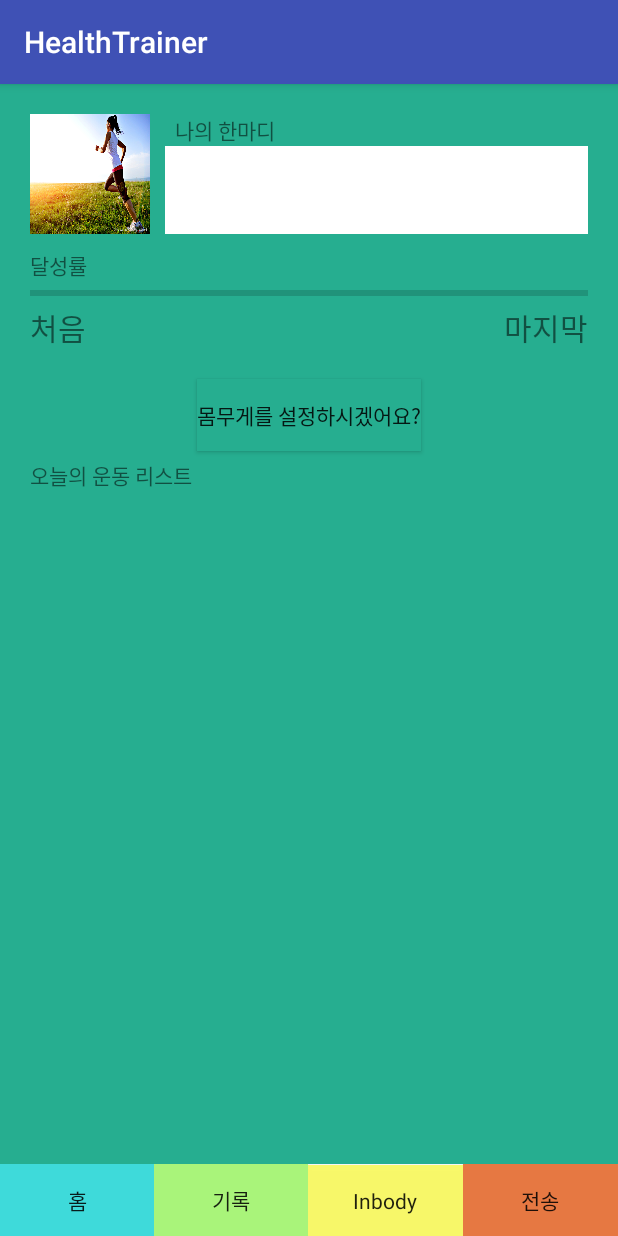
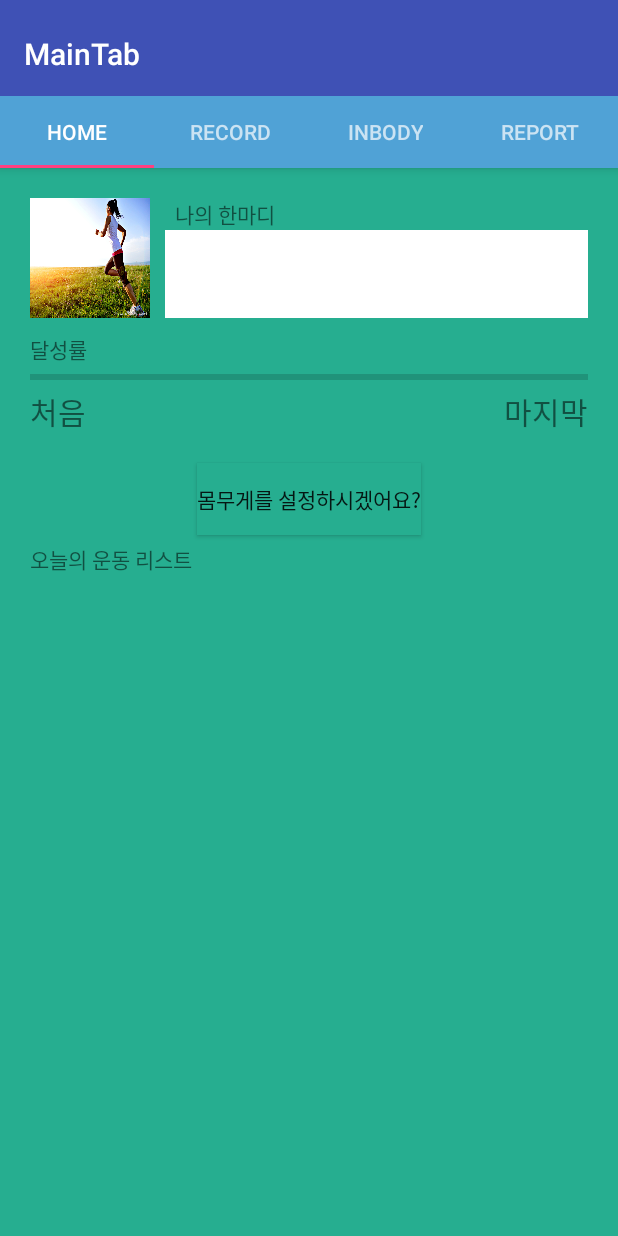
Before and after one commit to Parkdusang/MobileTermProject, an Android app: the Connectionwaiting screen opened directly, with no data from a screen before it, after a tap on "OK", on a phone screen of 412 x 824 dp. Run offline under Robolectric (Android 15) with nearby library versions, the phone set to English and light mode, and no system bars; 7 statements that could not run were skipped.

Commit message:
최종 통합 영준-두상

```diff
--- a/HealthTrainer/app/src/main/java/com/example/parkdusang/healthtrainer/Connectionwaiting.java
+++ b/HealthTrainer/app/src/main/java/com/example/parkdusang/healthtrainer/Connectionwaiting.java
@@ -54,7 +54,7 @@ public class Connectionwaiting extends AppCompatActivity {
                     }
                 }).start();
 
-                Intent myAct1 = new Intent(getApplicationContext(), customermode.class);
+                Intent myAct1 = new Intent(getApplicationContext(), MainTab.class);
                 myAct1.putExtra("_id",id);
                 startActivity(myAct1);
             }
--- a/HealthTrainer/app/src/main/java/com/example/parkdusang/healthtrainer/Login.java
+++ b/HealthTrainer/app/src/main/java/com/example/parkdusang/healthtrainer/Login.java
@@ -128,7 +128,7 @@ public class Login extends AppCompatActivity implements View.OnClickListener {
                     myAct1.putExtra("type",checkingmode);
                     startActivity(myAct1);
                 }else { // 고객이 트레이너와 맺어졌을때
-                    Intent myAct1 = new Intent(getApplicationContext(), customermode.class);
+                    Intent myAct1 = new Intent(getApplicationContext(), MainTab.class);
                     myAct1.putExtra("_id", e1.getText().toString());
                     startActivity(myAct1);
                 }
--- /dev/null
+++ b/HealthTrainer/app/src/main/java/com/example/parkdusang/healthtrainer/MainTab.java
@@ -0,0 +1,108 @@
+package com.example.parkdusang.healthtrainer;
+
+import android.content.Intent;
+import android.os.Bundle;
+import android.support.design.widget.TabLayout;
+import android.support.v4.app.Fragment;
+import android.support.v4.app.FragmentManager;
+import android.support.v4.app.FragmentPagerAdapter;
+import android.support.v4.view.ViewPager;
+import android.support.v7.app.AppCompatActivity;
+import android.support.v7.widget.Toolbar;
+
+public class MainTab extends AppCompatActivity {
+
+    /**
+     * The {@link android.support.v4.view.PagerAdapter} that will provide
+     * fragments for each of the sections. We use a
+     * {@link FragmentPagerAdapter} derivative, which will keep every
+     * loaded fragment in memory. If this becomes too memory intensive, it
+     * may be best to switch to a
+     * {@link android.support.v4.app.FragmentStatePagerAdapter}.
+     */
+    private SectionsPagerAdapter mSectionsPagerAdapter;
+
+    /**
+     * The {@link ViewPager} that will host the section contents.
+     */
+    private ViewPager mViewPager;
+    String id;
+    @Override
+    protected void onCreate(Bundle savedInstanceState) {
+        super.onCreate(savedInstanceState);
+        setContentView(R.layout.activity_tab);
+        Intent intent = getIntent();
+        id = intent.getStringExtra("_id");
+        Toolbar toolbar = (Toolbar) findViewById(R.id.toolbar);
+        setSupportActionBar(toolbar);
+        // Create the adapter that will return a fragment for each of the three
+        // primary sections of the activity.
+        mSectionsPagerAdapter = new SectionsPagerAdapter(getSupportFragmentManager(),id);
+
+        // Set up the ViewPager with the sections adapter.
+        mViewPager = (ViewPager) findViewById(R.id.container);
+        mViewPager.setAdapter(mSectionsPagerAdapter);
+
+        TabLayout tabLayout = (TabLayout) findViewById(R.id.tabs);
+        tabLayout.setupWithViewPager(mViewPager);
+
+    }
+
+
+
+
+    /**
+     * A {@link FragmentPagerAdapter} that returns a fragment corresponding to
+     * one of the sections/tabs/pages.
+     */
+    public class SectionsPagerAdapter extends FragmentPagerAdapter {
+        Fragment[] fragments = new Fragment[4];
+        String id;
+        public SectionsPagerAdapter(FragmentManager fm,String id) {
+            super(fm);
+            Bundle b = new Bundle();
+            b.putString("_id", id);
+            fragments[0] = new Customercontent1();
+            fragments[1] = new Customercontent2();
+            fragments[2] = new Customercontent3();
+            fragments[3] = new Customercontent4();
+
+            fragments[0].setArguments(b);
+            fragments[1].setArguments(b);
+            fragments[2].setArguments(b);
+            fragments[3].setArguments(b);
+
+        }
+
+        @Override
+        public Fragment getItem(int position) {
+            return fragments[position];
+        }
+
+        @Override
+        public int getCount() {
+
+            return fragments.length;
+        }
+
+        @Override
+        public CharSequence getPageTitle(int position) {
+            switch (position) {
+                case 0:
+                    return "HOME";
+                case 1:
+                    return "RECORD";
+                case 2:
+                    return "INBODY";
+                case 3:
+                    return "REPORT";
+            }
+            return null;
+        }
+    }
+
+    /**
+     * A placeholder fragment containing a simple view.
+     */
+
+}
--- a/HealthTrainer/app/src/main/java/com/example/parkdusang/healthtrainer/customermode.java
+++ /dev/null
@@ -1,116 +0,0 @@
-package com.example.parkdusang.healthtrainer;
-
-import android.content.Intent;
-import android.os.Bundle;
-import android.os.Handler;
-import android.support.v4.view.ViewPager;
-import android.support.v7.app.AppCompatActivity;
-import android.util.Log;
-import android.view.View;
-import android.widget.Button;
-import android.widget.Toast;
-
-public class customermode extends AppCompatActivity implements View.OnClickListener{
-   // Button btn[] = new Button[4];
-   Button btn[] = new Button[4];
-    ViewPager viewPager = null;
-    Thread thread = null;
-    Handler handler = null;
-    String id;
-    @Override
-    protected void onCreate(Bundle savedInstanceState) {
-        super.onCreate(savedInstanceState);
-               setContentView(R.layout.activity_customermode);
-//viewPager
-
-        Intent intent = getIntent();
-        id = intent.getStringExtra("_id");
-
-        Log.i("TAG", "input customermode!");
-        viewPager = (ViewPager)findViewById(R.id.viewPager);
-        MyViewPagerAdapter adapter = new MyViewPagerAdapter(getSupportFragmentManager(),id);
-
-        viewPager.setAdapter(adapter);
-
-        btn[0] = (Button)findViewById(R.id.btn_a);
-        btn[1] = (Button)findViewById(R.id.btn_b);
-        btn[2] = (Button)findViewById(R.id.btn_c);
-        btn[3] = (Button)findViewById(R.id.btn_d);
-        for(int i=0;i<btn.length; i++){
-            btn[i].setOnClickListener(this);
-        }
-
-
-/*
-        handler = new Handler(){
-
-            public void handleMessage(android.os.Message msg) {
-                if(p==0){
-                    viewPager.setCurrentItem(1);
-                    p++;
-                    v=1;
-                }
-                if(p==1&&v==0){
-                    viewPager.setCurrentItem(1);
-                    p--;
-                }if(p==1&&v==1){
-                    viewPager.setCurrentItem(2);
-                    p++;
-                }if(p==2){
-                    viewPager.setCurrentItem(1);
-                    p--;
-                    v=0;
-                }
-            }
-        };
-
-        thread = new Thread(){
-            //run은 jvm이 쓰레드를 채택하면, 해당 쓰레드의 run메서드를 수행한다.
-            public void run() {
-                super.run();
-                while(true){
-                    try {
-                        Thread.sleep(2000);
-                        handler.sendEmptyMessage(0);
-                    } catch (InterruptedException e) {
-                        // TODO Auto-generated catch block
-                        e.printStackTrace();
-                    }
-
-
-                }
-            }
-        };
-        thread.start();
-*/
-    }
-
-    @Override
-    public void onClick(View v) {
-
-        switch(v.getId()){
-            case R.id.btn_a:
-                viewPager.setCurrentItem(0);
-                Toast.makeText(this, "A버튼", Toast.LENGTH_SHORT).show();
-                break;
-            case R.id.btn_b:
-                viewPager.setCurrentItem(1);
-                Toast.makeText(this,"B버튼", Toast.LENGTH_SHORT).show();
-                break;
-            case R.id.btn_c:
-                viewPager.setCurrentItem(2);
-                Toast.makeText(this,"C버튼", Toast.LENGTH_SHORT).show();
-                break;
-
-            case R.id.btn_d:
-                viewPager.setCurrentItem(3);
-                Toast.makeText(this,"D버튼", Toast.LENGTH_SHORT).show();
-                break;
-
-            default:
-                break;
-
-        }
-
-    }
-}
--- /dev/null
+++ b/HealthTrainer/app/src/main/res/layout/activity_tab.xml
@@ -0,0 +1,43 @@
+<?xml version="1.0" encoding="utf-8"?>
+<android.support.design.widget.CoordinatorLayout xmlns:android="http://schemas.android.com/apk/res/android"
+    xmlns:app="http://schemas.android.com/apk/res-auto"
+    xmlns:tools="http://schemas.android.com/tools"
+    android:id="@+id/main_content"
+    android:layout_width="match_parent"
+    android:layout_height="match_parent"
+    android:fitsSystemWindows="true"
+    tools:context="com.example.parkdusang.healthtrainer.MainTab">
+
+    <android.support.design.widget.AppBarLayout
+        android:id="@+id/appbar"
+        android:layout_width="match_parent"
+        android:layout_height="wrap_content"
+        android:paddingTop="@dimen/appbar_padding_top"
+        android:theme="@style/AppTheme.AppBarOverlay">
+
+        <android.support.v7.widget.Toolbar
+            android:id="@+id/toolbar"
+            android:layout_width="match_parent"
+            android:layout_height="?attr/actionBarSize"
+            android:background="?attr/colorPrimary"
+            app:layout_scrollFlags="scroll|enterAlways"
+            app:popupTheme="@style/AppTheme.PopupOverlay">
+
+        </android.support.v7.widget.Toolbar>
+
+        <android.support.design.widget.TabLayout
+            android:id="@+id/tabs"
+            android:layout_width="match_parent"
+            android:layout_height="wrap_content"
+            android:background="#50a2d6"/>
+
+    </android.support.design.widget.AppBarLayout>
+
+    <android.support.v4.view.ViewPager
+        android:id="@+id/container"
+        android:layout_width="match_parent"
+        android:layout_height="match_parent"
+        app:layout_behavior="@string/appbar_scrolling_view_behavior" />
+
+
+</android.support.design.widget.CoordinatorLayout>
--- a/HealthTrainer/app/src/main/res/values/dimens.xml
+++ b/HealthTrainer/app/src/main/res/values/dimens.xml
@@ -3,4 +3,5 @@
     <dimen name="activity_horizontal_margin">16dp</dimen>
     <dimen name="activity_vertical_margin">16dp</dimen>
     <dimen name="fab_margin">16dp</dimen>
+    <dimen name="appbar_padding_top">8dp</dimen>
 </resources>
--- a/HealthTrainer/app/src/main/res/values/strings.xml
+++ b/HealthTrainer/app/src/main/res/values/strings.xml
@@ -20,5 +20,8 @@
     <string name="btn_logout">LOGOUT</string>
     <string name="name">Fullname</string>
     <string name="teamname">HT.TP</string>
+    <string name="title_activity_main_tab">MainTab</string>
+    <string name="action_settings">Settings</string>
+    <string name="section_format">Hello World from section: %1$d</string>
 
 </resources>
```
Also changed, not shown: HealthTrainer/app/src/main/AndroidManifest.xml (+6 -3 lines), HealthTrainer/app/src/main/res/layout/fragment_tab.xml (added, +16 -0 lines), HealthTrainer/app/src/main/res/menu/menu_main_tab.xml (added, +10 -0 lines).
